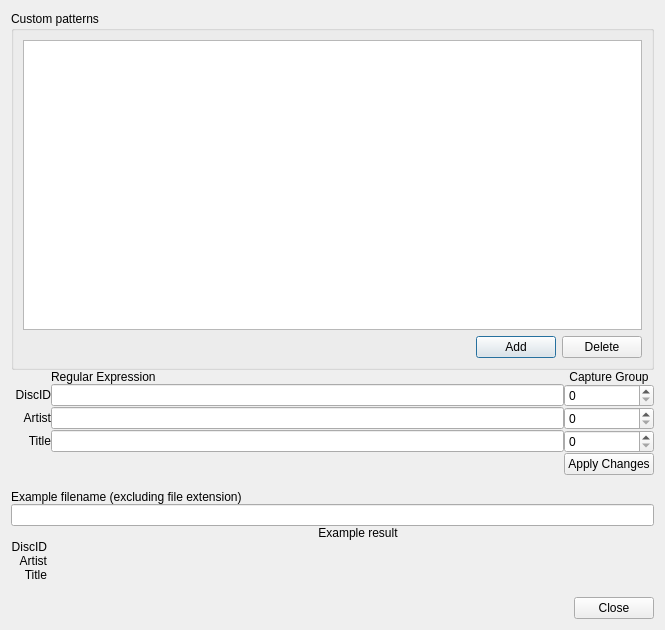
Old version of the form OpenKJ/dlgcustompatterns.ui in the repository OpenKJ/OpenKJ.
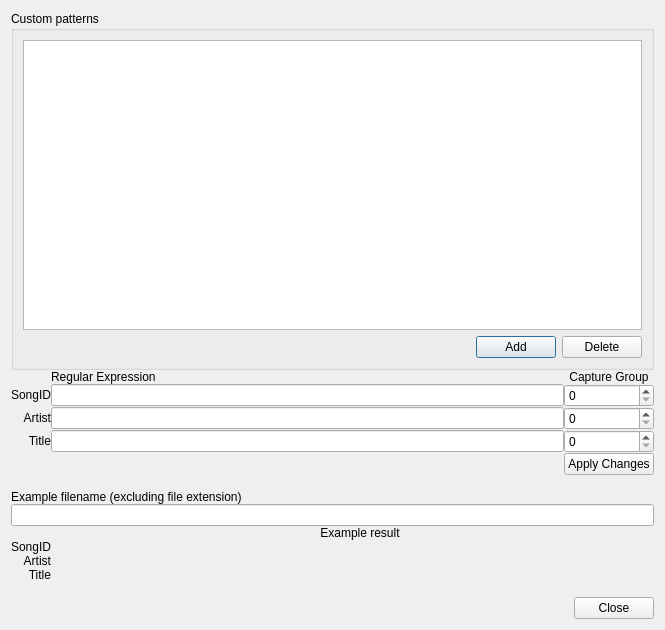
New version of the form.

Commit message: Add S_T_A (karaokemedia) naming pattern.  Change "DiscID" to "SongID" in UI elements and where possible in code.

What changed in the file:
```diff
--- a/OpenKJ/dlgcustompatterns.ui
+++ b/OpenKJ/dlgcustompatterns.ui
@@ -149,7 +149,7 @@
      <item row="1" column="0">
       <widget class="QLabel" name="label_2">
        <property name="text">
-        <string>&lt;html&gt;&lt;head/&gt;&lt;body&gt;&lt;p align=&quot;right&quot;&gt;DiscID&lt;/p&gt;&lt;/body&gt;&lt;/html&gt;</string>
+        <string>&lt;html&gt;&lt;head/&gt;&lt;body&gt;&lt;p align=&quot;right&quot;&gt;SongID&lt;/p&gt;&lt;/body&gt;&lt;/html&gt;</string>
        </property>
       </widget>
      </item>
@@ -225,7 +225,7 @@
         </sizepolicy>
        </property>
        <property name="text">
-        <string>&lt;html&gt;&lt;head/&gt;&lt;body&gt;&lt;p align=&quot;right&quot;&gt;DiscID&lt;/p&gt;&lt;/body&gt;&lt;/html&gt;</string>
+        <string>&lt;html&gt;&lt;head/&gt;&lt;body&gt;&lt;p align=&quot;right&quot;&gt;SongID&lt;/p&gt;&lt;/body&gt;&lt;/html&gt;</string>
        </property>
       </widget>
      </item>
```
The commit also changes 23 other files.
